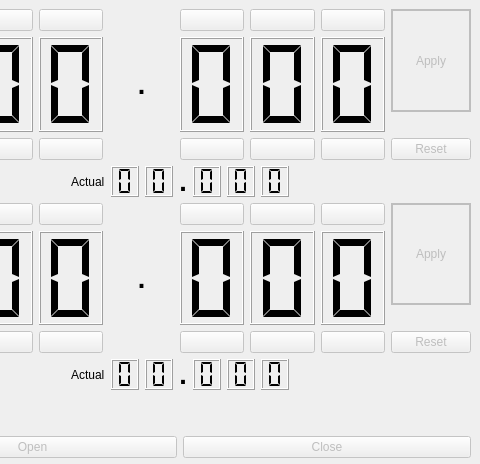
This is PsuGuiControl/mainwindow.ui in bogflap/RemoteControlledPsu as Qt 5 draws it before an edit; both pictures show x 321 to 801 and y 0 to 464 of the 801 by 545 pixel window. The edited form follows.
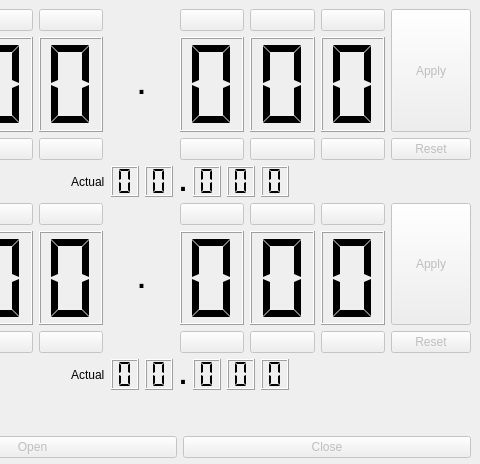
This is the edited form. Icons and pictures are not drawn. Custom widgets are drawn as their Qt base class.

Commit message: Apply constant voltage working

```diff
--- a/PsuGuiControl/mainwindow.ui
+++ b/PsuGuiControl/mainwindow.ui
@@ -369,42 +369,26 @@
          </layout>
         </item>
         <item>
-         <layout class="QVBoxLayout" name="verticalLayout_12" stretch="10,2,0">
+         <layout class="QVBoxLayout" name="verticalLayout_12" stretch="0,0">
           <property name="sizeConstraint">
            <enum>QLayout::SetDefaultConstraint</enum>
           </property>
           <item>
-           <widget class="QLabel" name="ampsApply">
+           <widget class="QPushButton" name="ampsApply">
             <property name="enabled">
              <bool>false</bool>
             </property>
-            <property name="frameShape">
-             <enum>QFrame::WinPanel</enum>
+            <property name="sizePolicy">
+             <sizepolicy hsizetype="Maximum" vsizetype="Expanding">
+              <horstretch>0</horstretch>
+              <verstretch>0</verstretch>
+             </sizepolicy>
             </property>
             <property name="text">
              <string>Apply</string>
             </property>
-            <property name="alignment">
-             <set>Qt::AlignCenter</set>
-            </property>
            </widget>
           </item>
-          <item>
-           <spacer name="verticalSpacer_4">
-            <property name="orientation">
-             <enum>Qt::Vertical</enum>
-            </property>
-            <property name="sizeType">
-             <enum>QSizePolicy::Ignored</enum>
-            </property>
-            <property name="sizeHint" stdset="0">
-             <size>
-              <width>20</width>
-              <height>40</height>
-             </size>
-            </property>
-           </spacer>
-          </item>
           <item>
            <widget class="QPushButton" name="ampsReset">
             <property name="enabled">
@@ -872,42 +856,26 @@
          </layout>
         </item>
         <item>
-         <layout class="QVBoxLayout" name="verticalLayout_19" stretch="10,2,0">
+         <layout class="QVBoxLayout" name="verticalLayout_19" stretch="0,0">
           <property name="sizeConstraint">
            <enum>QLayout::SetDefaultConstraint</enum>
           </property>
           <item>
-           <widget class="QLabel" name="voltsApply">
+           <widget class="QPushButton" name="voltsApply">
             <property name="enabled">
              <bool>false</bool>
             </property>
-            <property name="frameShape">
-             <enum>QFrame::WinPanel</enum>
+            <property name="sizePolicy">
+             <sizepolicy hsizetype="Maximum" vsizetype="Expanding">
+              <horstretch>0</horstretch>
+              <verstretch>0</verstretch>
+             </sizepolicy>
             </property>
             <property name="text">
              <string>Apply</string>
             </property>
-            <property name="alignment">
-             <set>Qt::AlignCenter</set>
-            </property>
            </widget>
           </item>
-          <item>
-           <spacer name="verticalSpacer_5">
-            <property name="orientation">
-             <enum>Qt::Vertical</enum>
-            </property>
-            <property name="sizeType">
-             <enum>QSizePolicy::Ignored</enum>
-            </property>
-            <property name="sizeHint" stdset="0">
-             <size>
-              <width>20</width>
-              <height>40</height>
-             </size>
-            </property>
-           </spacer>
-          </item>
           <item>
            <widget class="QPushButton" name="voltsReset">
             <property name="enabled">
```
The commit also changes 2 other files.
